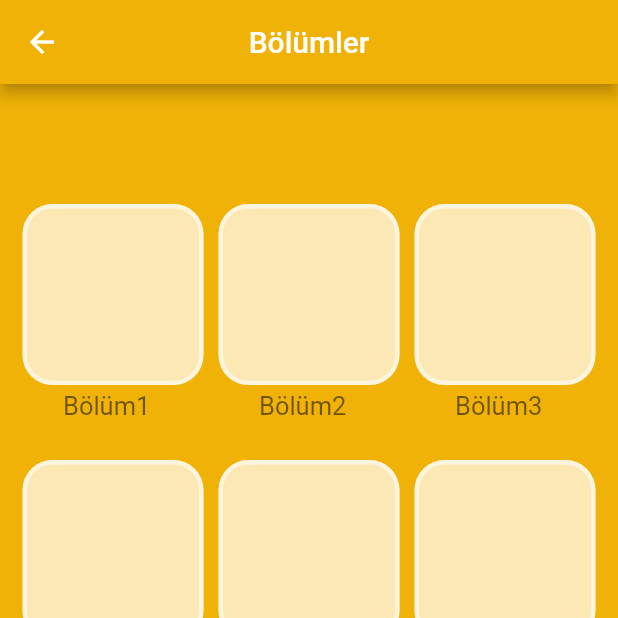
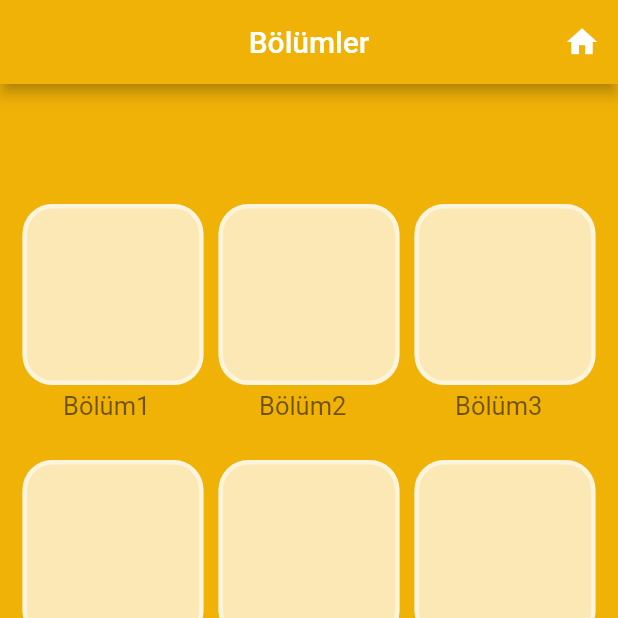
Before and after one commit to emreata1/game_bundlee, a Flutter app: the QuestionPage screen opened directly, on a phone screen of 412 x 824 dp, the top half of it. Run offline on Flutter 3.47's test engine with Material 2 defaults, Android fonts, the light colour scheme and no system bars.

Commit message:
19 ekim update

```diff
--- a/game_bundlee/lib/quiz_chapters/quiz_chapter_one.dart
+++ b/game_bundlee/lib/quiz_chapters/quiz_chapter_one.dart
@@ -63,6 +63,7 @@ class _ChapterOneState extends State<ChapterOne> {
           ),
           Expanded(
             child: ListView.separated(
+
               padding: EdgeInsets.all(30),
               itemCount: 4,
               separatorBuilder: (context, index) => SizedBox(
--- a/game_bundlee/lib/quiz_page.dart
+++ b/game_bundlee/lib/quiz_page.dart
@@ -1,6 +1,7 @@
 // ignore_for_file: prefer_const_constructors, prefer_const_constructors_in_immutables, annotate_overrides, prefer_const_literals_to_create_immutables
 
 import 'package:flutter/material.dart';
+import 'package:game_bundlee/main.dart';
 import 'package:game_bundlee/quiz_chapters/quiz_question_model.dart';
 
 class QuestionPage extends StatefulWidget {
@@ -12,9 +13,21 @@ class QuestionPage extends StatefulWidget {
 
 class _QuestionPageState extends State<QuestionPage> {
   Widget build(BuildContext context) {
+
     return Scaffold(
       backgroundColor: Color.fromARGB(255, 240, 178, 7),
       appBar: AppBar(
+        automaticallyImplyLeading: false,
+        actions: [
+          IconButton(
+            icon: Icon(Icons.home),
+            onPressed: () {
+              Navigator.of(context).push(
+                MaterialPageRoute(builder: (context) => MyHomePage()),
+              );
+            },
+          )
+        ],
         centerTitle: true,
         backgroundColor: Color.fromARGB(255, 240, 178, 7),
         title: Text('Bölümler'),
@@ -26,43 +39,39 @@ class _QuestionPageState extends State<QuestionPage> {
           ),
           Expanded(
             child: Padding(
-            padding: const EdgeInsets.symmetric(horizontal: 15),
+              padding: EdgeInsets.symmetric(horizontal:15),
               child: GridView.count(
-              physics: NeverScrollableScrollPhysics(),
                 crossAxisCount: 3,
                 crossAxisSpacing: 10,
                 mainAxisSpacing: 50,
-              children: List.generate(Chapters.chapter.length, (index) {
-                Chapters chapter = Chapters.chapter[index];
+                children: Chapters.chapter.map((chapter) {
                   return ListTile(
-                  onTap: () {
-                    Navigator.of(context).push(
+                    onTap: () => Navigator.of(context).push(
                       MaterialPageRoute(
-                          builder: (context) => chapter.chapternum),
-                    );
-                  },
+                        builder: (context) => chapter.chapternum,
+                      ),
+                    ),
                     tileColor: Colors.white70,
                     shape: RoundedRectangleBorder(
                       borderRadius: BorderRadius.all(Radius.circular(20)),
-                    side: BorderSide(width: 3,color: Colors.white54),
+                      side: BorderSide(width: 3, color: Colors.white54),
                     ),
-                  title:
-                  Column(
+                    title: Column(
                       children: [
-                      SizedBox(height:70,),
-                      Row(mainAxisAlignment: MainAxisAlignment.center,
-                        children: [
-
-                        ],
+                        SizedBox(height: 70),
+                        Row(
+                          mainAxisAlignment: MainAxisAlignment.center,
                         ),
                       ],
                     ),
                     subtitle: Padding(
-                    padding:EdgeInsetsDirectional.symmetric(horizontal: 8,vertical: 3),
-                    child: Text(chapter.chapterName,style: TextStyle(fontSize: 17),),
-                  )
+                      padding: EdgeInsetsDirectional.symmetric(
+                          horizontal: 8, vertical: 3),
+                      child: Text(chapter.chapterName,
+                          style: TextStyle(fontSize: 17)),
+                    ),
                   );
-              }),
+                }).toList(),
               ),
             ),
           ),
```
Also changed, not shown: game_bundlee/lib/quiz_chapters/quiz_question_model.dart (+28 -0 lines), game_bundlee/lib/quiz_chapters/quiz_result_page.dart (+102 -30 lines). Lines whose indentation alone changed are shown as unchanged.
